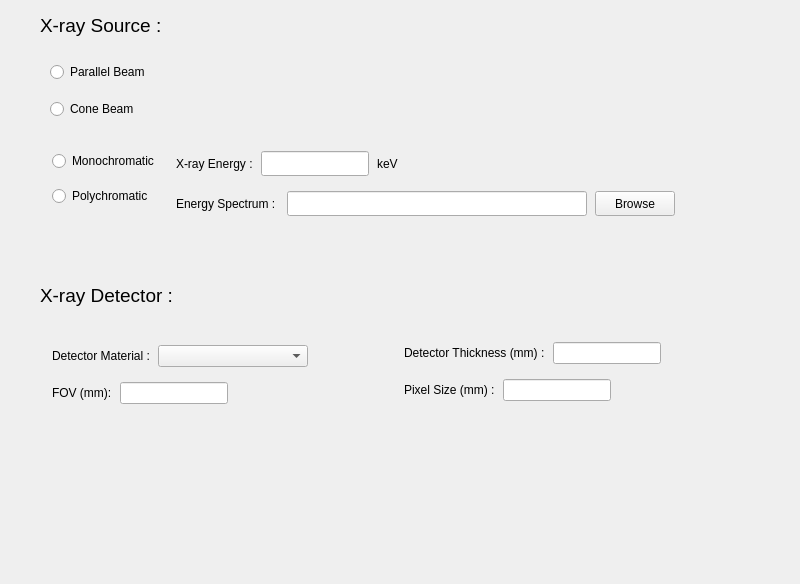
Before: the Qt Designer form SourceAndDetector.ui in SomayehSaghamanesh/SBIsim, drawn with Qt 5.
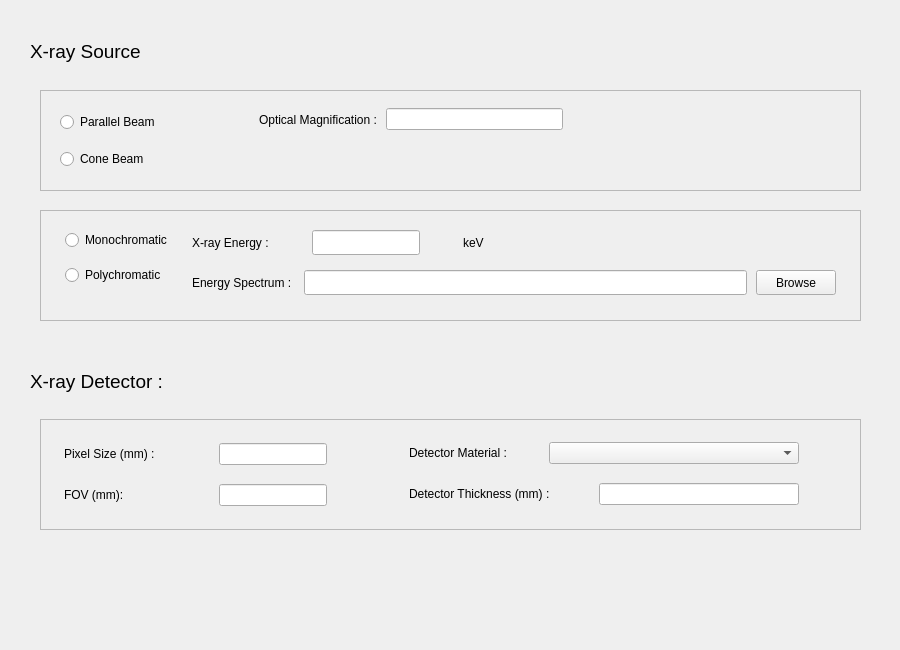
After: the same form once the commit is applied.

Diff of the .ui file:
```diff
--- a/SourceAndDetector.ui
+++ b/SourceAndDetector.ui
@@ -6,10 +6,16 @@
    <rect>
     <x>0</x>
     <y>0</y>
-    <width>800</width>
-    <height>584</height>
+    <width>900</width>
+    <height>650</height>
    </rect>
   </property>
+  <property name="sizePolicy">
+   <sizepolicy hsizetype="Expanding" vsizetype="Expanding">
+    <horstretch>0</horstretch>
+    <verstretch>0</verstretch>
+   </sizepolicy>
+  </property>
   <property name="minimumSize">
    <size>
     <width>150</width>
@@ -22,10 +28,10 @@
   <widget class="QLabel" name="label_XSource">
    <property name="geometry">
     <rect>
-     <x>40</x>
-     <y>10</y>
-     <width>131</width>
-     <height>31</height>
+     <x>30</x>
+     <y>40</y>
+     <width>116</width>
+     <height>22</height>
     </rect>
    </property>
    <property name="font">
@@ -40,10 +46,10 @@
   <widget class="QLabel" name="label_XDetector">
    <property name="geometry">
     <rect>
-     <x>40</x>
-     <y>280</y>
-     <width>141</width>
-     <height>31</height>
+     <x>30</x>
+     <y>370</y>
+     <width>134</width>
+     <height>22</height>
     </rect>
    </property>
    <property name="font">
@@ -55,106 +61,39 @@
     <string>X-ray Detector :</string>
    </property>
   </widget>
-  <widget class="QWidget" name="layoutWidget">
+  <widget class="QFrame" name="frame_2">
    <property name="geometry">
     <rect>
-     <x>50</x>
-     <y>60</y>
-     <width>121</width>
-     <height>63</height>
+     <x>40</x>
+     <y>210</y>
+     <width>821</width>
+     <height>111</height>
     </rect>
    </property>
-   <layout class="QVBoxLayout" name="verticalLayout">
-    <property name="spacing">
-     <number>15</number>
-    </property>
-    <item>
-     <widget class="QRadioButton" name="radioButton_parBeam">
-      <property name="text">
-       <string>Parallel Beam</string>
-      </property>
-     </widget>
-    </item>
-    <item>
-     <widget class="QRadioButton" name="radioButton_coneBeam">
-      <property name="text">
-       <string>Cone Beam</string>
-      </property>
-     </widget>
-    </item>
-   </layout>
-  </widget>
+   <property name="frameShape">
+    <enum>QFrame::StyledPanel</enum>
+   </property>
+   <property name="frameShadow">
+    <enum>QFrame::Sunken</enum>
+   </property>
+   <property name="midLineWidth">
+    <number>0</number>
+   </property>
   <widget class="QWidget" name="layoutWidget">
    <property name="geometry">
     <rect>
-     <x>404</x>
-     <y>342</y>
-     <width>336</width>
-     <height>71</height>
-    </rect>
-   </property>
-   <layout class="QFormLayout" name="formLayout_2">
-    <property name="verticalSpacing">
-     <number>15</number>
-    </property>
-    <item row="0" column="0">
-     <layout class="QHBoxLayout" name="horizontalLayout_3">
-      <property name="spacing">
-       <number>8</number>
-      </property>
-      <item>
-       <widget class="QLabel" name="label_detectorThickness">
-        <property name="text">
-         <string>Detector Thickness (mm) :</string>
-        </property>
-       </widget>
-      </item>
-      <item>
-       <widget class="QLineEdit" name="lineEdit_detectorThickness"/>
-      </item>
-     </layout>
-    </item>
-    <item row="1" column="0">
-     <layout class="QHBoxLayout" name="horizontalLayout_4">
-      <property name="spacing">
-       <number>8</number>
-      </property>
-      <item>
-       <widget class="QLabel" name="label_pixelSize">
-        <property name="text">
-         <string>Pixel Size (mm) :</string>
-        </property>
-       </widget>
-      </item>
-      <item>
-       <widget class="QLineEdit" name="lineEdit_pixelSize">
-        <property name="sizePolicy">
-         <sizepolicy hsizetype="Fixed" vsizetype="Fixed">
-          <horstretch>0</horstretch>
-          <verstretch>0</verstretch>
-         </sizepolicy>
-        </property>
-       </widget>
-      </item>
-     </layout>
-    </item>
-   </layout>
-  </widget>
-  <widget class="QWidget" name="layoutWidget">
-   <property name="geometry">
-    <rect>
-     <x>52</x>
-     <y>151</y>
-     <width>687</width>
+      <x>25</x>
+      <y>20</y>
+      <width>771</width>
      <height>73</height>
     </rect>
    </property>
-   <layout class="QFormLayout" name="formLayout_3">
+    <layout class="QFormLayout" name="formLayout_2">
     <property name="horizontalSpacing">
-     <number>17</number>
+      <number>20</number>
     </property>
     <item row="0" column="0">
-     <layout class="QVBoxLayout" name="verticalLayout_4">
+      <layout class="QVBoxLayout" name="verticalLayout_2">
       <property name="spacing">
        <number>15</number>
       </property>
@@ -182,7 +121,7 @@
       <item row="0" column="0">
        <layout class="QHBoxLayout" name="horizontalLayout">
         <property name="spacing">
-         <number>8</number>
+          <number>43</number>
         </property>
         <item>
          <widget class="QLabel" name="label_XEnergy">
@@ -216,10 +155,10 @@
         </item>
        </layout>
       </item>
-      <item row="1" column="0">
+       <item row="1" column="0" colspan="2">
        <layout class="QHBoxLayout" name="horizontalLayout_2">
         <property name="spacing">
-         <number>8</number>
+          <number>9</number>
         </property>
         <item>
          <widget class="QLabel" name="label_energySpectrum">
@@ -260,47 +199,130 @@
     </item>
    </layout>
   </widget>
+  </widget>
+  <widget class="QFrame" name="frame">
+   <property name="geometry">
+    <rect>
+     <x>40</x>
+     <y>90</y>
+     <width>821</width>
+     <height>101</height>
+    </rect>
+   </property>
+   <property name="frameShape">
+    <enum>QFrame::StyledPanel</enum>
+   </property>
+   <property name="frameShadow">
+    <enum>QFrame::Sunken</enum>
+   </property>
+   <widget class="QWidget" name="layoutWidget">
+    <property name="geometry">
+     <rect>
+      <x>20</x>
+      <y>20</y>
+      <width>121</width>
+      <height>63</height>
+     </rect>
+    </property>
+    <layout class="QVBoxLayout" name="verticalLayout">
+     <property name="spacing">
+      <number>15</number>
+     </property>
+     <item>
+      <widget class="QRadioButton" name="radioButton_parBeam">
+       <property name="text">
+        <string>Parallel Beam</string>
+       </property>
+      </widget>
+     </item>
+     <item>
+      <widget class="QRadioButton" name="radioButton_coneBeam">
+       <property name="text">
+        <string>Cone Beam</string>
+       </property>
+      </widget>
+     </item>
+    </layout>
+   </widget>
   <widget class="QWidget" name="">
    <property name="geometry">
     <rect>
-     <x>52</x>
-     <y>345</y>
-     <width>296</width>
+      <x>219</x>
+      <y>16</y>
+      <width>304</width>
+      <height>27</height>
+     </rect>
+    </property>
+    <layout class="QHBoxLayout" name="horizontalLayout_7">
+     <property name="spacing">
+      <number>9</number>
+     </property>
+     <item>
+      <widget class="QLabel" name="label_opticalMag">
+       <property name="text">
+        <string>Optical Magnification :</string>
+       </property>
+      </widget>
+     </item>
+     <item>
+      <widget class="QLineEdit" name="lineEdit_opticalMag"/>
+     </item>
+    </layout>
+   </widget>
+  </widget>
+  <widget class="QFrame" name="frame_3">
+   <property name="geometry">
+    <rect>
+     <x>40</x>
+     <y>419</y>
+     <width>821</width>
+     <height>111</height>
+    </rect>
+   </property>
+   <property name="frameShape">
+    <enum>QFrame::StyledPanel</enum>
+   </property>
+   <property name="frameShadow">
+    <enum>QFrame::Raised</enum>
+   </property>
+   <widget class="QWidget" name="layoutWidget">
+    <property name="geometry">
+     <rect>
+      <x>24</x>
+      <y>20</y>
+      <width>263</width>
      <height>71</height>
     </rect>
    </property>
-   <layout class="QFormLayout" name="formLayout_4">
-    <property name="verticalSpacing">
+    <layout class="QVBoxLayout" name="verticalLayout_3">
+     <property name="spacing">
      <number>15</number>
     </property>
-    <item row="0" column="0">
-     <layout class="QHBoxLayout" name="horizontalLayout_5">
+     <item>
+      <layout class="QHBoxLayout" name="horizontalLayout_4">
       <property name="spacing">
        <number>8</number>
       </property>
       <item>
-       <widget class="QLabel" name="label_detectorMaterial">
-        <property name="toolTip">
-         <string>Detector Material</string>
-        </property>
+        <widget class="QLabel" name="label_pixelSize">
         <property name="text">
-         <string>Detector Material :</string>
+          <string>Pixel Size (mm) :</string>
         </property>
        </widget>
       </item>
       <item>
-       <widget class="QComboBox" name="comboBox_detectorMaterial">
-        <property name="minimumSize">
-         <size>
-          <width>150</width>
-          <height>0</height>
-         </size>
+        <widget class="QLineEdit" name="lineEdit_pixelSize">
+         <property name="sizePolicy">
+          <sizepolicy hsizetype="Fixed" vsizetype="Fixed">
+           <horstretch>0</horstretch>
+           <verstretch>0</verstretch>
+          </sizepolicy>
         </property>
        </widget>
       </item>
      </layout>
     </item>
-    <item row="1" column="0">
+     <item>
      <layout class="QHBoxLayout" name="horizontalLayout_6">
       <property name="spacing">
        <number>8</number>
@@ -328,6 +350,90 @@
      </layout>
     </item>
    </layout>
+   </widget>
+   <widget class="QWidget" name="layoutWidget">
+    <property name="geometry">
+     <rect>
+      <x>369</x>
+      <y>19</y>
+      <width>390</width>
+      <height>71</height>
+     </rect>
+    </property>
+    <layout class="QVBoxLayout" name="verticalLayout_5">
+     <property name="spacing">
+      <number>15</number>
+     </property>
+     <item>
+      <layout class="QHBoxLayout" name="horizontalLayout_5">
+       <property name="spacing">
+        <number>8</number>
+       </property>
+       <item>
+        <widget class="QLabel" name="label_detectorMaterial">
+         <property name="toolTip">
+          <string>Detector Material</string>
+         </property>
+         <property name="text">
+          <string>Detector Material :</string>
+         </property>
+        </widget>
+       </item>
+       <item>
+        <widget class="QComboBox" name="comboBox_detectorMaterial">
+         <property name="minimumSize">
+          <size>
+           <width>250</width>
+           <height>0</height>
+          </size>
+         </property>
+        </widget>
+       </item>
+      </layout>
+     </item>
+     <item>
+      <layout class="QHBoxLayout" name="horizontalLayout_3">
+       <property name="spacing">
+        <number>8</number>
+       </property>
+       <item>
+        <widget class="QLabel" name="label_detectorThickness">
+         <property name="text">
+          <string>Detector Thickness (mm) :</string>
+         </property>
+        </widget>
+       </item>
+       <item>
+        <widget class="QLineEdit" name="lineEdit_detectorThickness">
+         <property name="sizePolicy">
+          <sizepolicy hsizetype="Fixed" vsizetype="Fixed">
+           <horstretch>0</horstretch>
+           <verstretch>0</verstretch>
+          </sizepolicy>
+         </property>
+         <property name="minimumSize">
+          <size>
+           <width>200</width>
+           <height>0</height>
+          </size>
+         </property>
+        </widget>
+       </item>
+      </layout>
+     </item>
+    </layout>
+   </widget>
+  </widget>
+  <widget class="QWidget" name="layoutWidget">
+   <property name="geometry">
+    <rect>
+     <x>0</x>
+     <y>0</y>
+     <width>2</width>
+     <height>2</height>
+    </rect>
+   </property>
+   <layout class="QVBoxLayout" name="verticalLayout_4"/>
   </widget>
  </widget>
  <resources/>
```
Lines whose indentation alone changed are shown as unchanged.
